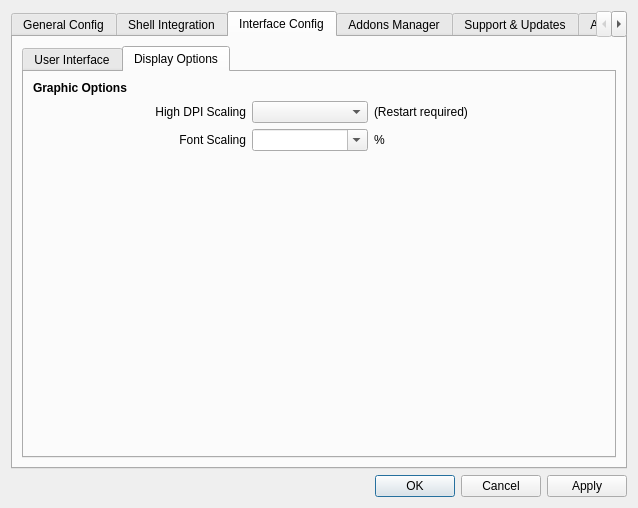
Above: SandboxiePlus/SandMan/Forms/SettingsWindow.ui from sandboxie-plus/Sandboxie before the change. Below: the same form after it.
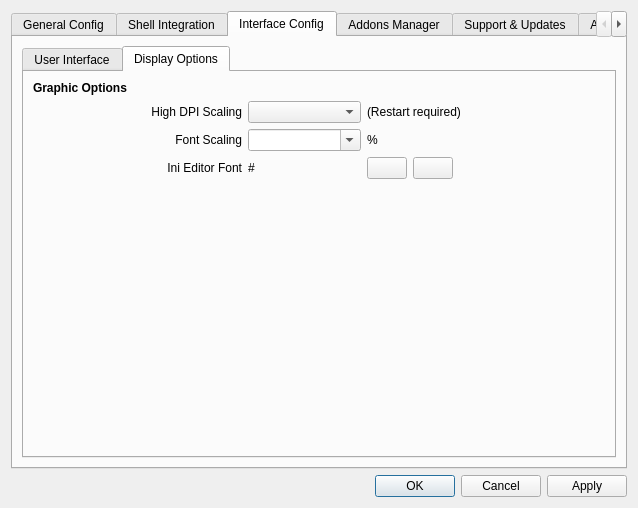
That is the form after the change. The open tabs and pages were chosen to show the change. Icons and pictures are not drawn.

Commit message: Move ini font selector to Display Options

```diff
--- a/SandboxiePlus/SandMan/Forms/SettingsWindow.ui
+++ b/SandboxiePlus/SandMan/Forms/SettingsWindow.ui
@@ -948,19 +948,29 @@
             <layout class="QGridLayout" name="gridLayout_32">
              <item row="0" column="0">
               <layout class="QGridLayout" name="gridLayout_31">
-               <item row="1" column="2">
-                <widget class="QComboBox" name="cmbDPI"/>
-               </item>
-               <item row="1" column="1">
-                <widget class="QLabel" name="label_23">
+               <item row="3" column="1">
+                <widget class="QLabel" name="label_6">
                  <property name="text">
-                  <string>High DPI Scaling</string>
+                  <string>Ini Editor Font</string>
                  </property>
                  <property name="alignment">
                   <set>Qt::AlignRight|Qt::AlignTrailing|Qt::AlignVCenter</set>
                  </property>
                 </widget>
                </item>
+               <item row="4" column="4">
+                <spacer name="horizontalSpacer_19">
+                 <property name="orientation">
+                  <enum>Qt::Horizontal</enum>
+                 </property>
+                 <property name="sizeHint" stdset="0">
+                  <size>
+                   <width>40</width>
+                   <height>20</height>
+                  </size>
+                 </property>
+                </spacer>
+               </item>
                <item row="2" column="1">
                 <widget class="QLabel" name="label_24">
                  <property name="text">
@@ -971,7 +981,17 @@
                  </property>
                 </widget>
                </item>
-               <item row="3" column="0">
+               <item row="1" column="1">
+                <widget class="QLabel" name="label_23">
+                 <property name="text">
+                  <string>High DPI Scaling</string>
+                 </property>
+                 <property name="alignment">
+                  <set>Qt::AlignRight|Qt::AlignTrailing|Qt::AlignVCenter</set>
+                 </property>
+                </widget>
+               </item>
+               <item row="4" column="0">
                 <spacer name="horizontalSpacer_17">
                  <property name="orientation">
                   <enum>Qt::Horizontal</enum>
@@ -984,36 +1004,17 @@
                  </property>
                 </spacer>
                </item>
-               <item row="3" column="3">
-                <spacer name="horizontalSpacer_19">
-                 <property name="orientation">
-                  <enum>Qt::Horizontal</enum>
+               <item row="0" column="0">
+                <widget class="QLabel" name="lblDisplay">
+                 <property name="font">
+                  <font>
+                   <weight>75</weight>
+                   <bold>true</bold>
+                   <kerning>true</kerning>
+                  </font>
                  </property>
-                 <property name="sizeHint" stdset="0">
-                  <size>
-                   <width>40</width>
-                   <height>20</height>
-                  </size>
-                 </property>
-                </spacer>
-               </item>
-               <item row="3" column="4">
-                <spacer name="horizontalSpacer_20">
-                 <property name="orientation">
-                  <enum>Qt::Horizontal</enum>
-                 </property>
-                 <property name="sizeHint" stdset="0">
-                  <size>
-                   <width>40</width>
-                   <height>20</height>
-                  </size>
-                 </property>
-                </spacer>
-               </item>
-               <item row="1" column="3">
-                <widget class="QLabel" name="label">
                  <property name="text">
-                  <string>(Restart required)</string>
+                  <string>Graphic Options</string>
                  </property>
                 </widget>
                </item>
@@ -1024,14 +1025,77 @@
                  </property>
                 </widget>
                </item>
-               <item row="2" column="3">
+               <item row="4" column="2">
+                <spacer name="horizontalSpacer_18">
+                 <property name="orientation">
+                  <enum>Qt::Horizontal</enum>
+                 </property>
+                 <property name="sizeHint" stdset="0">
+                  <size>
+                   <width>40</width>
+                   <height>20</height>
+                  </size>
+                 </property>
+                </spacer>
+               </item>
+               <item row="3" column="4">
+                <layout class="QHBoxLayout" name="horizontalLayout_4">
+                 <item>
+                  <widget class="QPushButton" name="btnSelectIniFont">
+                   <property name="toolTip">
+                    <string>Select font</string>
+                   </property>
+                   <property name="text">
+                    <string/>
+                   </property>
+                  </widget>
+                 </item>
+                 <item>
+                  <widget class="QPushButton" name="btnResetIniFont">
+                   <property name="toolTip">
+                    <string>Reset font</string>
+                   </property>
+                   <property name="text">
+                    <string/>
+                   </property>
+                  </widget>
+                 </item>
+                 <item>
+                  <spacer name="horizontalSpacer">
+                   <property name="orientation">
+                    <enum>Qt::Horizontal</enum>
+                   </property>
+                   <property name="sizeHint" stdset="0">
+                    <size>
+                     <width>40</width>
+                     <height>20</height>
+                    </size>
+                   </property>
+                  </spacer>
+                 </item>
+                </layout>
+               </item>
+               <item row="4" column="6">
+                <spacer name="horizontalSpacer_20">
+                 <property name="orientation">
+                  <enum>Qt::Horizontal</enum>
+                 </property>
+                 <property name="sizeHint" stdset="0">
+                  <size>
+                   <width>40</width>
+                   <height>20</height>
+                  </size>
+                 </property>
+                </spacer>
+               </item>
+               <item row="2" column="4">
                 <widget class="QLabel" name="label_13">
                  <property name="text">
                   <string>%</string>
                  </property>
                 </widget>
                </item>
-               <item row="3" column="1">
+               <item row="4" column="1">
                 <spacer name="verticalSpacer_10">
                  <property name="orientation">
                   <enum>Qt::Vertical</enum>
@@ -1044,31 +1108,22 @@
                  </property>
                 </spacer>
                </item>
-               <item row="0" column="0">
-                <widget class="QLabel" name="lblDisplay">
-                 <property name="font">
-                  <font>
-                   <bold>true</bold>
-                   <kerning>true</kerning>
-                  </font>
-                 </property>
+               <item row="1" column="2">
+                <widget class="QComboBox" name="cmbDPI"/>
+               </item>
+               <item row="1" column="4">
+                <widget class="QLabel" name="label">
                  <property name="text">
-                  <string>Graphic Options</string>
+                  <string>(Restart required)</string>
                  </property>
                 </widget>
                </item>
                <item row="3" column="2">
-                <spacer name="horizontalSpacer_18">
-                 <property name="orientation">
-                  <enum>Qt::Horizontal</enum>
+                <widget class="QLabel" name="lblIniEditFont">
+                 <property name="text">
+                  <string>#</string>
                  </property>
-                 <property name="sizeHint" stdset="0">
-                  <size>
-                   <width>40</width>
-                   <height>20</height>
-                  </size>
-                 </property>
-                </spacer>
+                </widget>
                </item>
               </layout>
              </item>
```
Left out of the diff: 58 changed lines with no effect on the pictures. The commit also changes 4 other files.
